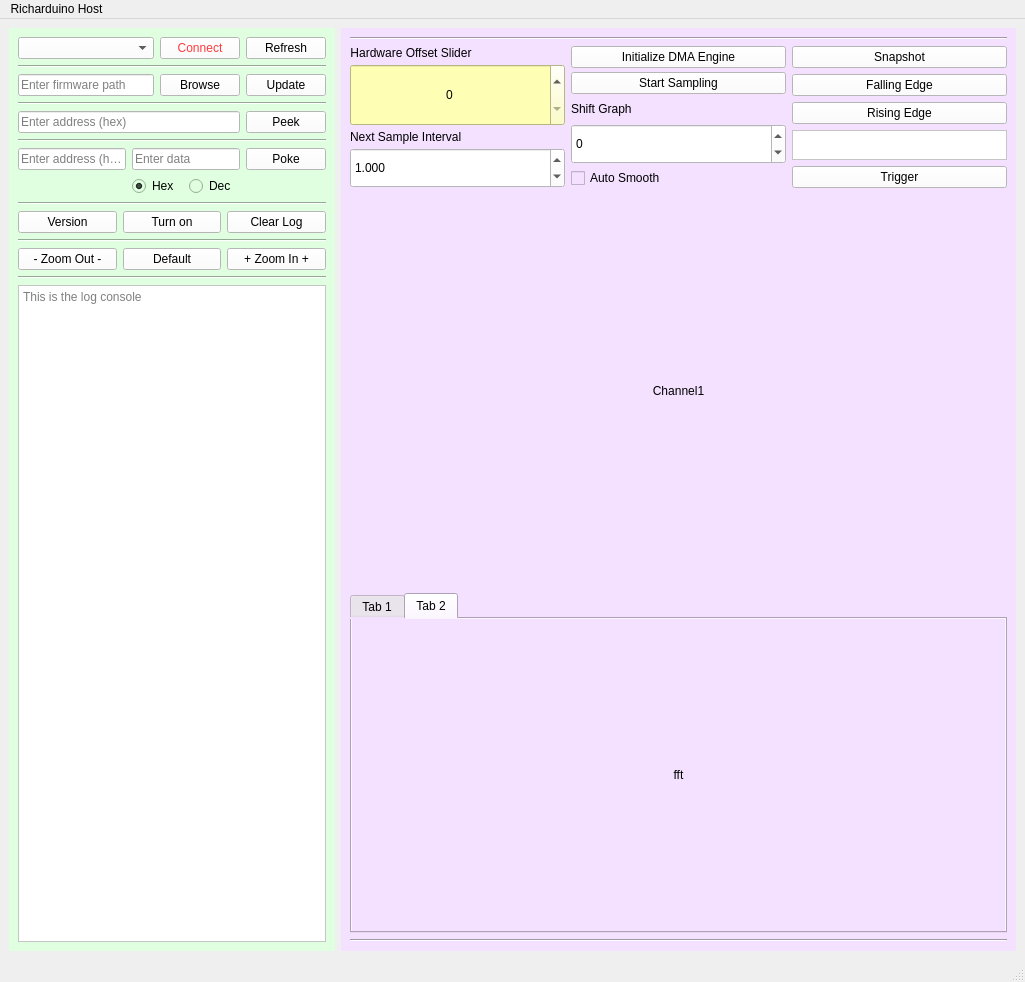
Before: the Qt Designer form mainwindow.ui in huss2342/Oscilloscope_Host, drawn with Qt 5.
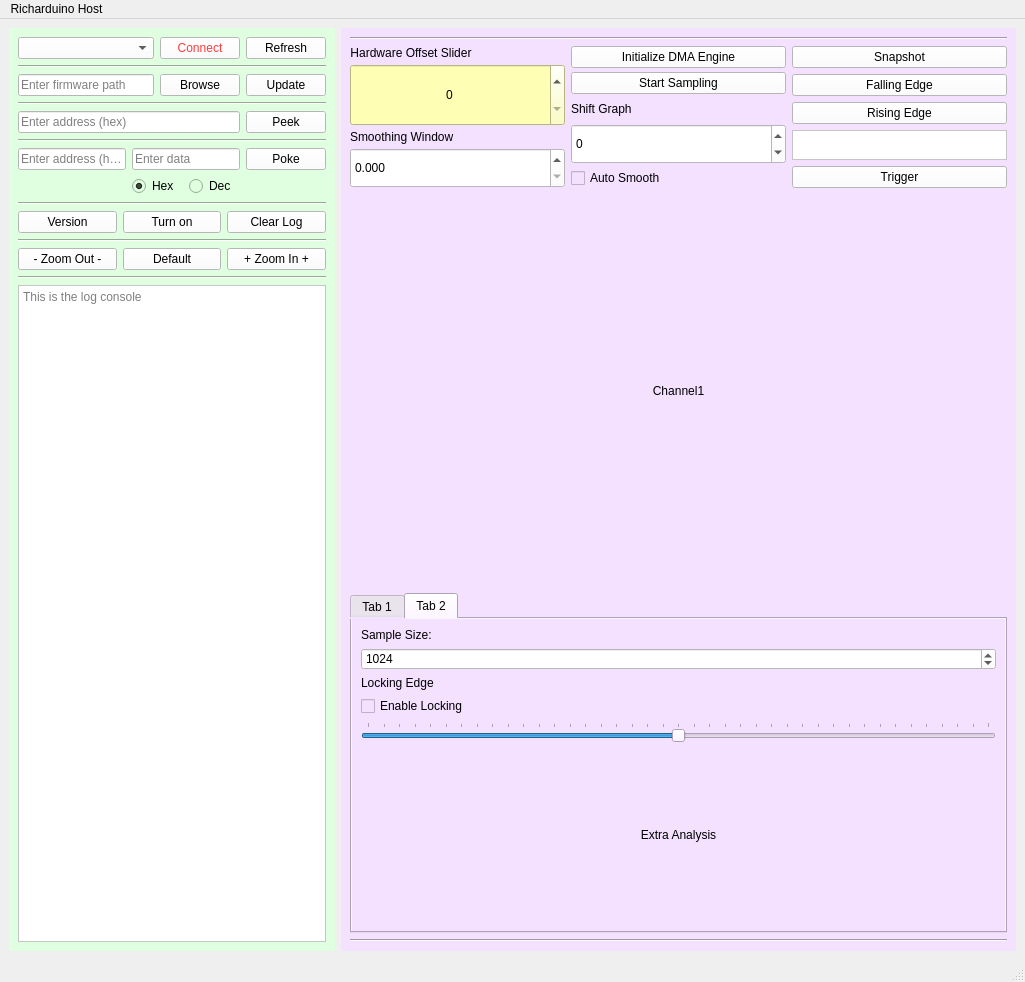
After: the same form once the commit is applied. The open tabs and pages were chosen to show the change.

Commit message: starting_RE_Trigger

Diff of the .ui file:
```diff
--- a/mainwindow.ui
+++ b/mainwindow.ui
@@ -520,7 +520,7 @@
            <item>
             <widget class="QLabel" name="samplingIntervalLabel">
              <property name="text">
-              <string>Next Sample Interval</string>
+              <string>Smoothing Window</string>
              </property>
             </widget>
            </item>
@@ -557,7 +557,7 @@
               <enum>QAbstractSpinBox::AdaptiveDecimalStepType</enum>
              </property>
              <property name="value">
-              <double>1.000000000000000</double>
+              <double>0.000000000000000</double>
              </property>
             </widget>
            </item>
@@ -803,6 +803,59 @@
            <string>Tab 2</string>
           </attribute>
           <layout class="QVBoxLayout" name="verticalLayout_7">
+           <item>
+            <widget class="QLabel" name="sampleSizelbl">
+             <property name="text">
+              <string>Sample Size:</string>
+             </property>
+            </widget>
+           </item>
+           <item>
+            <widget class="QSpinBox" name="sampleSizeSpinner">
+             <property name="styleSheet">
+              <string notr="true">background-color: rgb(255, 255, 255);</string>
+             </property>
+             <property name="accelerated">
+              <bool>true</bool>
+             </property>
+             <property name="maximum">
+              <number>10000</number>
+             </property>
+             <property name="value">
+              <number>1024</number>
+             </property>
+            </widget>
+           </item>
+           <item>
+            <widget class="QLabel" name="LockTriggerLabel">
+             <property name="text">
+              <string>Locking Edge</string>
+             </property>
+            </widget>
+           </item>
+           <item>
+            <widget class="QCheckBox" name="lockingCheckBox">
+             <property name="text">
+              <string>Enable Locking</string>
+             </property>
+            </widget>
+           </item>
+           <item>
+            <widget class="QSlider" name="lockingLevelSlider">
+             <property name="minimum">
+              <number>-200</number>
+             </property>
+             <property name="maximum">
+              <number>200</number>
+             </property>
+             <property name="orientation">
+              <enum>Qt::Horizontal</enum>
+             </property>
+             <property name="tickPosition">
+              <enum>QSlider::TicksAbove</enum>
+             </property>
+            </widget>
+           </item>
            <item>
             <widget class="QLabel" name="fft">
              <property name="sizePolicy">
@@ -812,7 +865,7 @@
               </sizepolicy>
              </property>
              <property name="text">
-              <string>fft</string>
+              <string>Extra Analysis</string>
              </property>
              <property name="scaledContents">
               <bool>false</bool>
```
Left out of the diff: 9 changed lines with no effect on the pictures. The commit also changes 3 other files.
